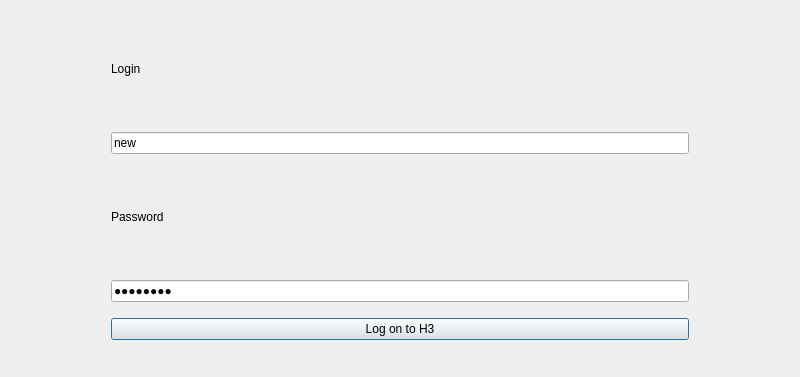
The window that H3/GUI/QtDesigns/LoginBox.ui (MitaineDomise/H3) describes before a commit, drawn with Qt 5; both pictures show x 0 to 800 and y 0 to 377 of the 800 by 600 pixel window.
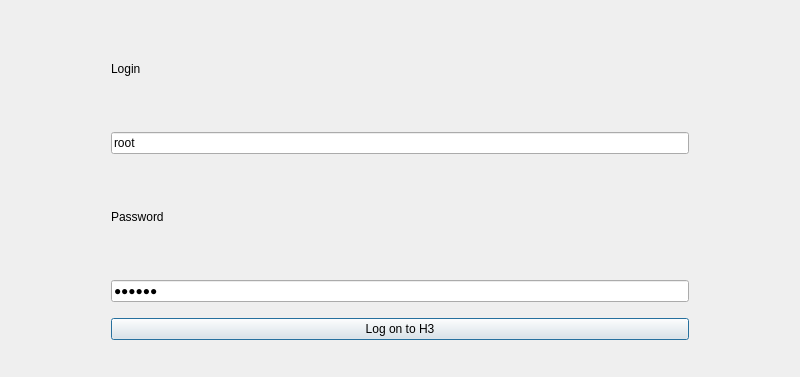
The same window after the commit. Icons and pictures are not drawn.

```diff
--- a/H3/GUI/QtDesigns/LoginBox.ui
+++ b/H3/GUI/QtDesigns/LoginBox.ui
@@ -52,7 +52,7 @@
      <item>
       <widget class="QLineEdit" name="loginLineEdit">
        <property name="text">
-        <string>new</string>
+        <string>root</string>
        </property>
       </widget>
      </item>
@@ -66,7 +66,7 @@
      <item>
       <widget class="QLineEdit" name="passwordLineEdit">
        <property name="text">
-        <string>bastardo</string>
+        <string>secret</string>
        </property>
        <property name="echoMode">
         <enum>QLineEdit::Password</enum>
```
